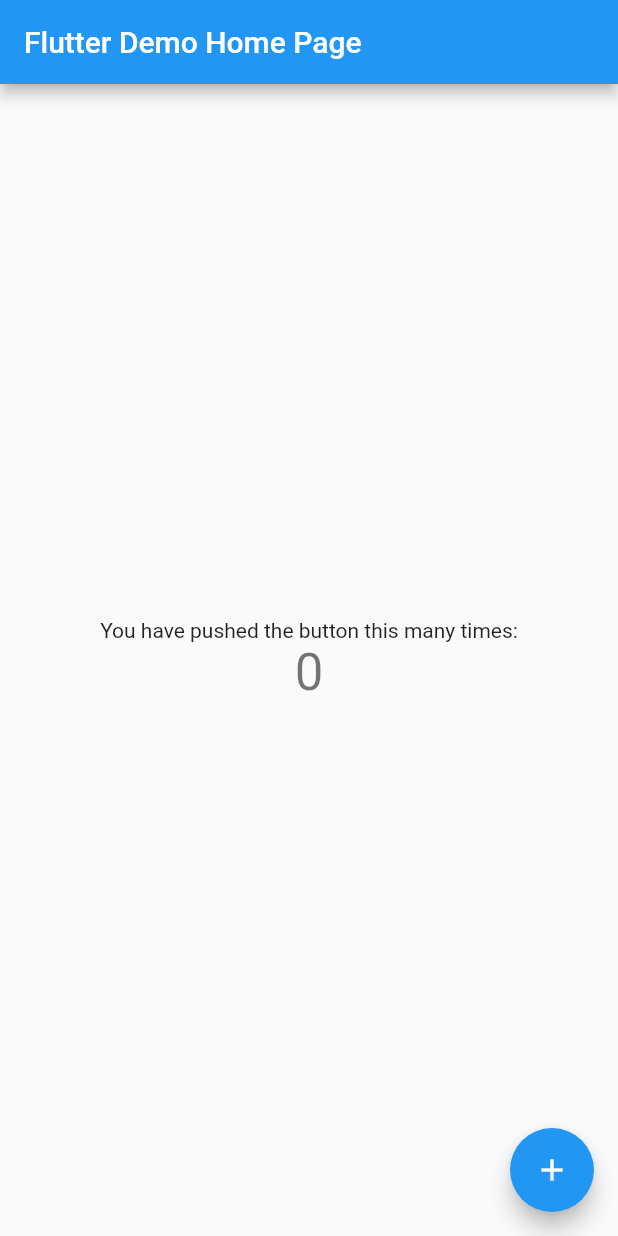
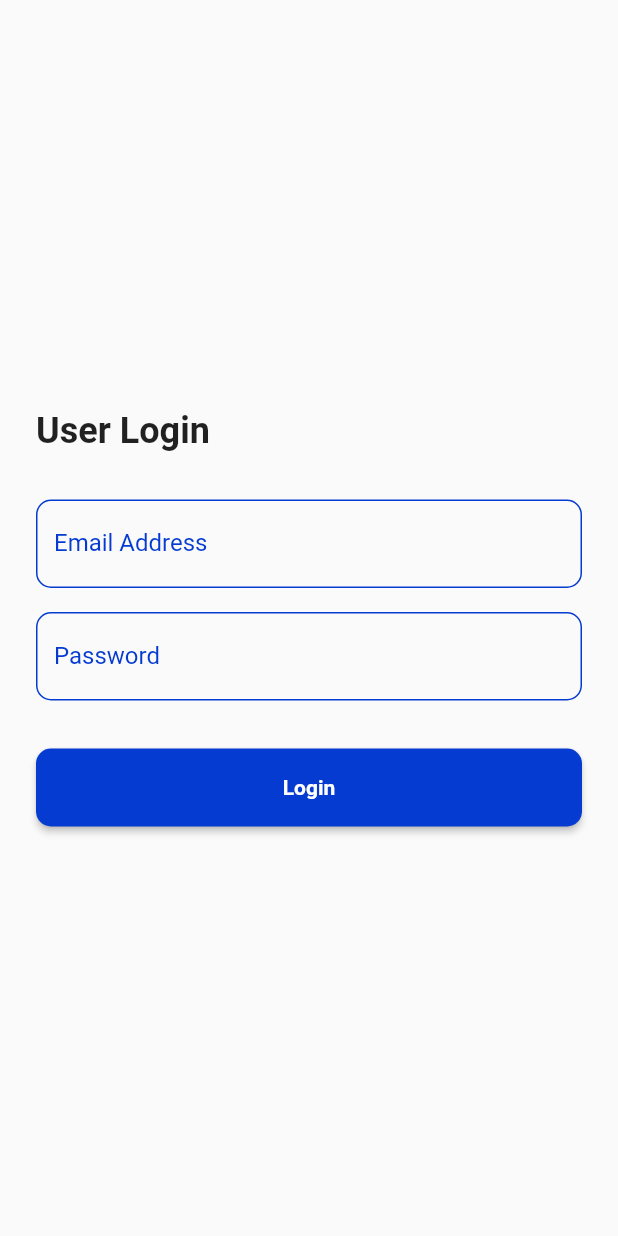
Before and after one commit to Rishabh-More/Super-Counter, a Flutter app: the screen it shows after launch, on a phone screen of 412 x 824 dp. Run offline on Flutter 3.47's test engine with Material 2 defaults, Android fonts, the phone set to English and light mode, and no system bars.

Commit message:
[Initial Setup]: Provided initial code changes for account app demo 1. Added http to pubspec.yaml 2. Removed default boiler plate project code. 3. Updated App Theme for TextInputs & Button for MaterialApp in app_navigator.dart 4. Added Two new screens login.dart & home.dart 5. Created UI for Login Screen with TextField Inputs & Material Button.

```diff
--- /dev/null
+++ b/lib/app_navigator.dart
@@ -0,0 +1,55 @@
+import 'package:flutter/material.dart';
+import 'package:super_counter/screens/home.dart';
+import 'package:super_counter/screens/login.dart';
+import 'package:super_counter/theme_colors.dart';
+
+class AppNavigator extends StatefulWidget {
+  @override
+  _AppNavigatorState createState() => _AppNavigatorState();
+}
+
+class _AppNavigatorState extends State<AppNavigator> {
+
+  @override
+  Widget build(BuildContext context) {
+    return MaterialApp(
+      debugShowCheckedModeBanner: false,
+      theme: ThemeData(
+        textSelectionTheme: TextSelectionThemeData(
+          cursorColor: ThemeColors.rojmel_blue,
+        ),
+        inputDecorationTheme: InputDecorationTheme(
+          enabledBorder: OutlineInputBorder(
+            borderRadius: BorderRadius.circular(10.0),
+            borderSide: BorderSide(
+              color: ThemeColors.rojmel_blue,
+            ),
+          ),
+          focusedBorder: OutlineInputBorder(
+            borderRadius: BorderRadius.circular(10.0),
+            borderSide: BorderSide(
+              color: ThemeColors.rojmel_blue,
+            ),
+          ),
+          labelStyle: TextStyle(
+            color: ThemeColors.rojmel_blue,
+          ),
+        ),
+        elevatedButtonTheme: ElevatedButtonThemeData(
+          style: ElevatedButton.styleFrom(
+            primary: ThemeColors.rojmel_blue,
+            onPrimary: Colors.white,
+            padding: EdgeInsets.all(18.0),
+            textStyle: TextStyle(
+              fontWeight: FontWeight.bold,
+            ),
+            shape: RoundedRectangleBorder(
+              borderRadius: BorderRadius.circular(10.0),
+            )
+          )
+        ),
+      ),
+      home: Login(),
+    );
+  }
+}
--- a/lib/main.dart
+++ b/lib/main.dart
@@ -1,113 +1,6 @@
 import 'package:flutter/material.dart';
+import 'package:super_counter/app_navigator.dart';
 
 void main() {
-  runApp(MyApp());
+  runApp(AppNavigator());
 }
-
-class MyApp extends StatelessWidget {
-  // This widget is the root of your application.
-  @override
-  Widget build(BuildContext context) {
-    return MaterialApp(
-      title: 'Flutter Demo',
-      theme: ThemeData(
-        // This is the theme of your application.
-        //
-        // Try running your application with "flutter run". You'll see the
-        // application has a blue toolbar. Then, without quitting the app, try
-        // changing the primarySwatch below to Colors.green and then invoke
-        // "hot reload" (press "r" in the console where you ran "flutter run",
-        // or simply save your changes to "hot reload" in a Flutter IDE).
-        // Notice that the counter didn't reset back to zero; the application
-        // is not restarted.
-        primarySwatch: Colors.blue,
-      ),
-      home: MyHomePage(title: 'Flutter Demo Home Page'),
-    );
-  }
-}
-
-class MyHomePage extends StatefulWidget {
-  MyHomePage({Key? key, required this.title}) : super(key: key);
-
-  // This widget is the home page of your application. It is stateful, meaning
-  // that it has a State object (defined below) that contains fields that affect
-  // how it looks.
-
-  // This class is the configuration for the state. It holds the values (in this
-  // case the title) provided by the parent (in this case the App widget) and
-  // used by the build method of the State. Fields in a Widget subclass are
-  // always marked "final".
-
-  final String title;
-
-  @override
-  _MyHomePageState createState() => _MyHomePageState();
-}
-
-class _MyHomePageState extends State<MyHomePage> {
-  int _counter = 0;
-
-  void _incrementCounter() {
-    setState(() {
-      // This call to setState tells the Flutter framework that something has
-      // changed in this State, which causes it to rerun the build method below
-      // so that the display can reflect the updated values. If we changed
-      // _counter without calling setState(), then the build method would not be
-      // called again, and so nothing would appear to happen.
-      _counter++;
-    });
-  }
-
-  @override
-  Widget build(BuildContext context) {
-    // This method is rerun every time setState is called, for instance as done
-    // by the _incrementCounter method above.
-    //
-    // The Flutter framework has been optimized to make rerunning build methods
-    // fast, so that you can just rebuild anything that needs updating rather
-    // than having to individually change instances of widgets.
-    return Scaffold(
-      appBar: AppBar(
-        // Here we take the value from the MyHomePage object that was created by
-        // the App.build method, and use it to set our appbar title.
-        title: Text(widget.title),
-      ),
-      body: Center(
-        // Center is a layout widget. It takes a single child and positions it
-        // in the middle of the parent.
-        child: Column(
-          // Column is also a layout widget. It takes a list of children and
-          // arranges them vertically. By default, it sizes itself to fit its
-          // children horizontally, and tries to be as tall as its parent.
-          //
-          // Invoke "debug painting" (press "p" in the console, choose the
-          // "Toggle Debug Paint" action from the Flutter Inspector in Android
-          // Studio, or the "Toggle Debug Paint" command in Visual Studio Code)
-          // to see the wireframe for each widget.
-          //
-          // Column has various properties to control how it sizes itself and
-          // how it positions its children. Here we use mainAxisAlignment to
-          // center the children vertically; the main axis here is the vertical
-          // axis because Columns are vertical (the cross axis would be
-          // horizontal).
-          mainAxisAlignment: MainAxisAlignment.center,
-          children: <Widget>[
-            Text(
-              'You have pushed the button this many times:',
-            ),
-            Text(
-              '$_counter',
-              style: Theme.of(context).textTheme.headline4,
-            ),
-          ],
-        ),
-      ),
-      floatingActionButton: FloatingActionButton(
-        onPressed: _incrementCounter,
-        tooltip: 'Increment',
-        child: Icon(Icons.add),
-      ), // This trailing comma makes auto-formatting nicer for build methods.
-    );
-  }
-}
--- /dev/null
+++ b/lib/screens/home.dart
@@ -0,0 +1,22 @@
+import 'package:flutter/material.dart';
+
+class Home extends StatefulWidget {
+  @override
+  _HomeState createState() => _HomeState();
+}
+
+class _HomeState extends State<Home> {
+
+  @override
+  Widget build(BuildContext context) {
+    return Scaffold(
+      body: SafeArea(
+        child: Container(
+          child: Center(
+            child: Text('This is Home Screen'),
+          ),
+        ),
+      ),
+    );
+  }
+}
--- /dev/null
+++ b/lib/screens/login.dart
@@ -0,0 +1,88 @@
+import 'package:flutter/material.dart';
+
+class Login extends StatefulWidget {
+  @override
+  _LoginState createState() => _LoginState();
+}
+
+class _LoginState extends State<Login> {
+
+  @override
+  Widget build(BuildContext context) {
+    return Scaffold(
+      body: SafeArea(
+        child: Container(
+          child: Center(
+            child: Column(
+              crossAxisAlignment: CrossAxisAlignment.start,
+              mainAxisSize: MainAxisSize.min,
+              children: <Widget>[
+                Container(
+                  margin: EdgeInsets.all(24.0),
+                  child: Text(
+                    'User Login',
+                    style: TextStyle(
+                      fontWeight: FontWeight.bold,
+                      fontSize: 24.0,
+                    ),
+                  ),
+                ),
+                Center(
+                  child: Column(
+                    children: <Widget>[
+                      Container(
+                        margin: const EdgeInsets.symmetric(
+                          horizontal: 24.0,
+                          vertical: 8.0,
+                        ),
+                        child: TextField(
+                          keyboardType: TextInputType.emailAddress,
+                          decoration: InputDecoration(
+                            labelText: 'Email Address',
+                          ),
+                        ),
+                      ),
+                      Container(
+                        margin: const EdgeInsets.symmetric(
+                          horizontal: 24.0,
+                          vertical: 8.0,
+                        ),
+                        child: TextField(
+                          obscureText: true,
+                          decoration: InputDecoration(
+                            labelText: 'Password',
+                          ),
+                        ),
+                      ),
+                      Container(
+                        margin: EdgeInsets.all(24.0),
+                        child: ElevatedButton(
+                          child: SizedBox(
+                            width: double.infinity,
+                            child: Center(
+                              child: Text('Login'),
+                              //TODO Show Progress Indicator in-place of text when login
+                              /*SizedBox(
+                                width: 18,
+                                height: 18,
+                                child: CircularProgressIndicator(
+                                  color: Colors.white,
+                                  strokeWidth: 3.0,
+                                ),
+                              ),*/
+                            ),
+                          ),
+                          onPressed: (){},
+                        ),
+                      ),
+                    ],
+                  ),
+                ),
+              ],
+            ),
+          ),
+        ),
+      ),
+    );
+  }
+}
--- /dev/null
+++ b/lib/theme_colors.dart
@@ -0,0 +1,10 @@
+import 'package:flutter/painting.dart';
+
+class ThemeColors {
+  //Private Constructor, class can't be instantiated
+  ThemeColors._();
+  //Amber Yellow
+  static const Color honey = Color(0xFFFFAD0A);
+  //Rojmel Blue
+  static const Color rojmel_blue = Color(0xFF053BD1);
+}
```
Also changed, not shown: pubspec.lock, 1 other file.
